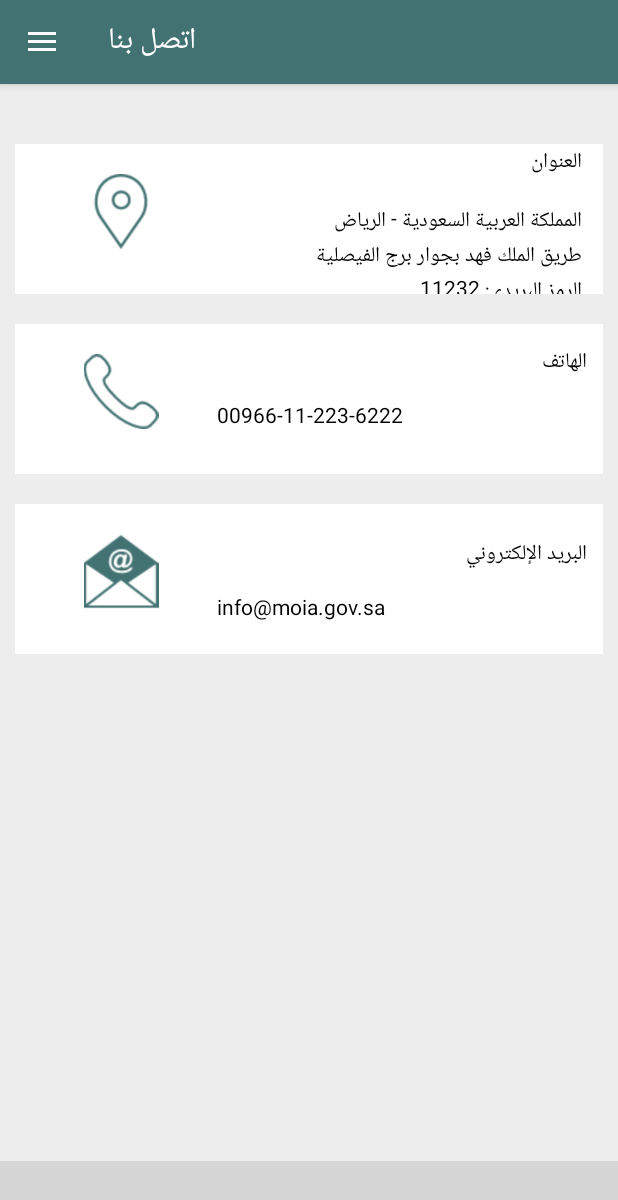
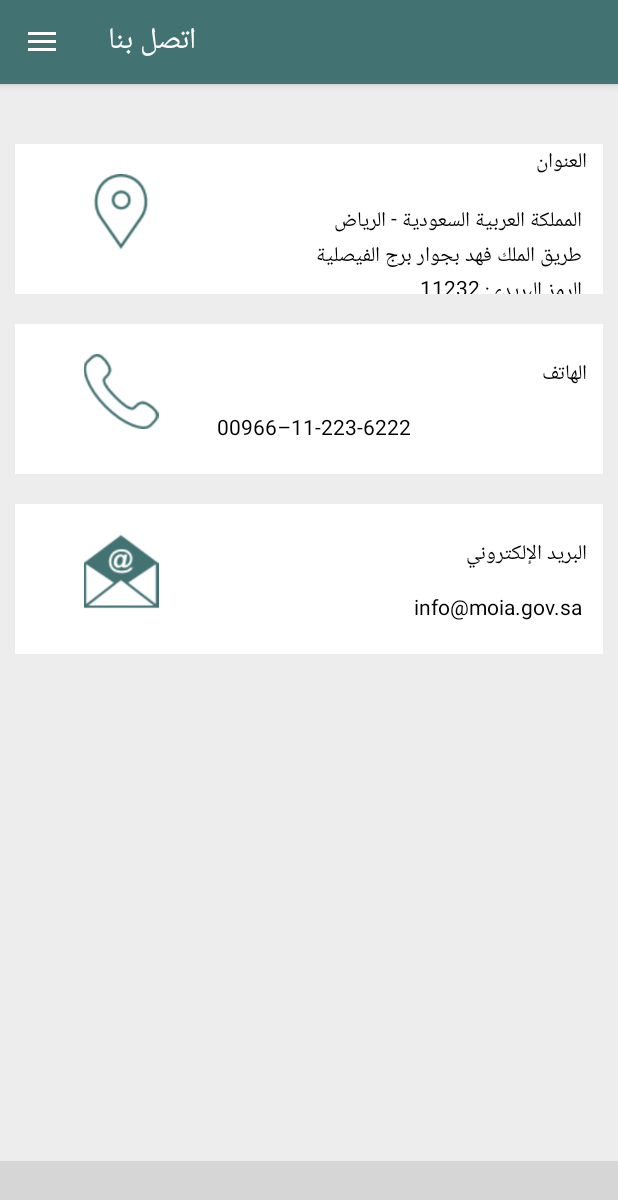
Before and after one commit to Monirah-ALkathiry/Masajed, an Android app: the ContactUsActivity screen opened directly, with no data from a screen before it, on a phone screen of 412 x 824 dp. Shown: the top 1200 px of the screen. Run offline under Robolectric (Android 15) with nearby library versions, the phone set to English and light mode, and no system bars; libraries missing offline, so code that uses them is left out: com.ittianyu.bottomnavigationviewex; plain views replace BottomNavigationViewEx; 6 statements that could not run were skipped; grey boxes are pictures that could not be loaded.

Commit message:
Arabic Language Layout 2,

```diff
--- a/app/src/main/res/layout/activity_contact_us.xml
+++ b/app/src/main/res/layout/activity_contact_us.xml
@@ -21,6 +21,7 @@
         android:paddingRight="10dp"
         android:paddingTop="20dp">
 
+
         <LinearLayout
             android:id="@+id/firstLayout"
             android:layout_width="match_parent"
@@ -35,13 +36,14 @@
             <ImageView
                 android:layout_width="0dp"
                 android:layout_height="50dp"
-                android:layout_marginLeft="10dp"
+                android:layout_marginStart="10dp"
                 android:gravity="center_vertical"
                 android:layout_weight="0.6"
                 android:paddingLeft="10dp"
                 android:layout_marginTop="20dp"
                 android:src="@drawable/location"
-                android:tint="@color/colorPrimary"/>
+                android:tint="@color/colorPrimary"
+                tools:ignore="Suspicious0dp" />
 
 
             <TextView
@@ -51,8 +53,8 @@
                 android:layout_weight="1.4"
                 android:gravity="center_vertical"
                 android:paddingStart="10dp"
-                android:text=" العنوان \n \n المملكة العربية السعودية - الرياض \n طريق الملك فهد بجوار برج الفيصلية \n الرمز البريدي: 11232"
-                android:textSize="14dp"
+                android:text="@string/Location"
+                android:textSize="14sp"
                 android:textColor="@color/black" />
 
 
@@ -86,9 +88,9 @@
                 android:layout_marginRight="10dp"
                 android:layout_weight="1.4"
                 android:gravity="center_vertical"
-                android:paddingLeft="10dp"
-                android:text="الهاتف \n \n 00966-11-223-6222 \n"
-                android:textSize="14dp"
+                android:paddingStart="10dp"
+                android:text="@string/Telephone"
+                android:textSize="14sp"
                 android:textColor="@color/black" />
 
 
@@ -110,13 +112,14 @@
             <ImageView
                 android:layout_width="0dp"
                 android:layout_height="50dp"
-                android:layout_marginLeft="10dp"
+                android:layout_marginStart="10dp"
                 android:gravity="center_vertical"
                 android:layout_weight="0.6"
-                android:paddingLeft="10dp"
+                android:paddingStart="10dp"
                 android:layout_marginTop="20dp"
                 android:src="@drawable/email"
-                android:tint="@color/colorPrimary"/>
+                android:tint="@color/colorPrimary"
+                tools:ignore="RtlSymmetry" />
 
             <TextView
                 android:layout_width="0dp"
@@ -125,10 +128,12 @@
                 android:layout_weight="1.4"
                 android:gravity="center_vertical"
                 android:paddingLeft="10dp"
-                android:text="البريد الإلكتروني \n\n info@moia.gov.sa"
+                android:text="@string/Email"
                 android:layout_gravity="right"
-                android:textSize="14dp"
-                android:textColor="@color/black" />
+                android:textSize="14sp"
+                android:textColor="@color/black"
+                tools:ignore="RtlHardcoded,RtlSymmetry"
+                android:textDirection="rtl"/>
 
 
         </LinearLayout>
--- a/app/src/main/res/values/strings.xml
+++ b/app/src/main/res/values/strings.xml
@@ -120,6 +120,10 @@
     <string name="ActivityName">أدخل عنوان المنشط</string>
     <string name="InsertMosqueName">أدخل إسم المسجد</string>
     <string name="Search_Filter">تصفية البحث</string>
+    <string name="Email">   البريد الإلكتروني \n\n   info@moia.gov.sa </string>
+    <string name="Email_Address">    البريد الإلكتروني </string>
+    <string name="Telephone">الهاتف   \n\n  00966–11-223-6222</string>
+    <string name="Location">العنوان  \n \n  المملكة العربية السعودية - الرياض  \n طريق الملك فهد بجوار برج الفيصلية  \n الرمز البريدي: 11232</string>
 
 
 </resources>
```
Also changed, not shown: app/src/main/res/layout/activity_pray_time.xml (+8 -2 lines), app/src/main/res/values/colors.xml (+6 -1 lines).
